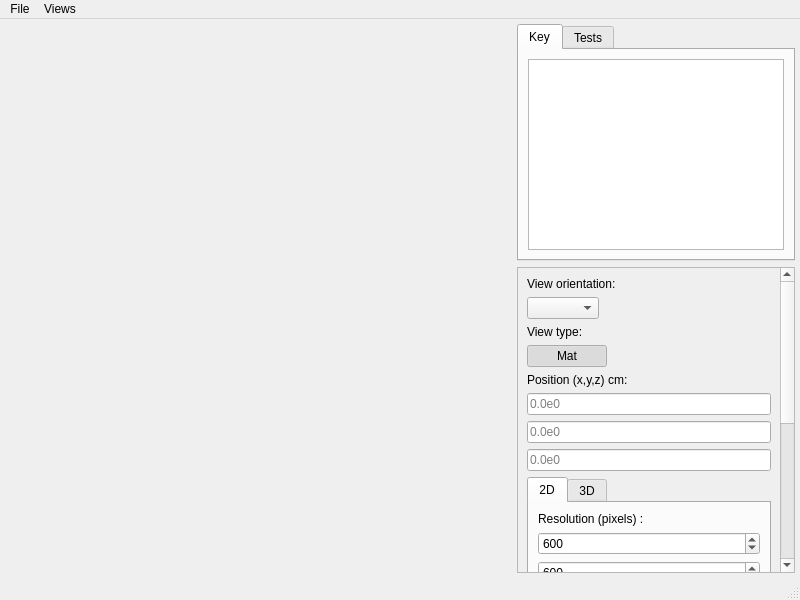
Old version of the form src/mainwindow.ui in the repository PenRed/GeometryViewer.
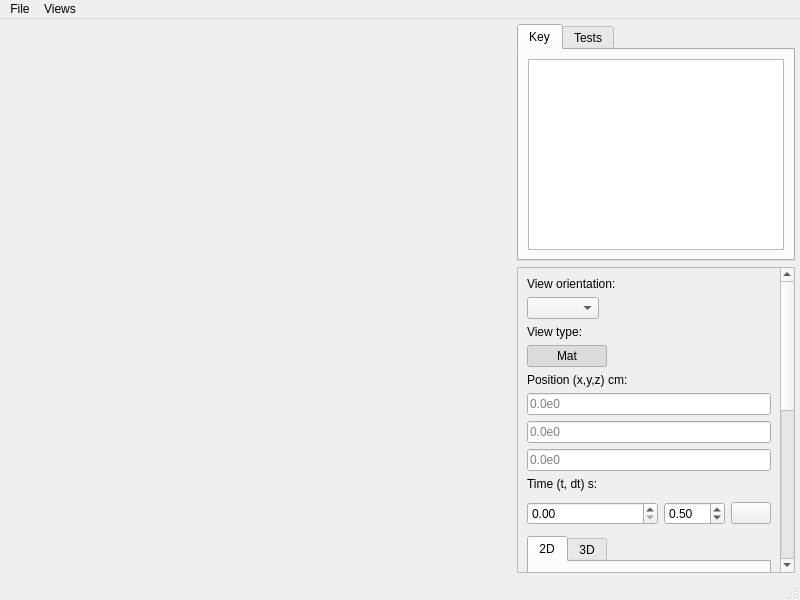
New version of the form. Icons and pictures are not drawn.

Commit message: Add time-dependent geometry visualization support

The edit to the form file:
```diff
--- a/src/mainwindow.ui
+++ b/src/mainwindow.ui
@@ -188,7 +188,7 @@
            <x>0</x>
            <y>0</y>
            <width>262</width>
-           <height>767</height>
+           <height>836</height>
           </rect>
          </property>
          <layout class="QVBoxLayout" name="verticalLayout_3">
@@ -307,6 +307,63 @@
             </item>
            </layout>
           </item>
+          <item>
+           <layout class="QVBoxLayout" name="verticalLayout_4">
+            <property name="topMargin">
+             <number>0</number>
+            </property>
+            <item>
+             <widget class="QLabel" name="label_4">
+              <property name="text">
+               <string>Time (t, dt) s:</string>
+              </property>
+             </widget>
+            </item>
+            <item>
+             <layout class="QHBoxLayout" name="horizontalLayout_3" stretch="5,2,1">
+              <property name="topMargin">
+               <number>5</number>
+              </property>
+              <property name="bottomMargin">
+               <number>5</number>
+              </property>
+              <item>
+               <widget class="QDoubleSpinBox" name="Tedit">
+                <property name="maximum">
+                 <double>100000.000000000000000</double>
+                </property>
+                <property name="singleStep">
+                 <double>0.100000000000000</double>
+                </property>
+               </widget>
+              </item>
+              <item>
+               <widget class="QDoubleSpinBox" name="TStepEdit">
+                <property name="minimum">
+                 <double>-99.000000000000000</double>
+                </property>
+                <property name="singleStep">
+                 <double>0.100000000000000</double>
+                </property>
+                <property name="value">
+                 <double>0.500000000000000</double>
+                </property>
+               </widget>
+              </item>
+              <item>
+               <widget class="QPushButton" name="playButton">
+                <property name="text">
+                 <string/>
+                </property>
+                <property name="icon">
+                 <iconset theme="QIcon::ThemeIcon::MediaPlaybackStart"/>
+                </property>
+               </widget>
+              </item>
+             </layout>
+            </item>
+           </layout>
+          </item>
           <item>
            <widget class="QTabWidget" name="parametersInput">
             <property name="currentIndex">
```
Left out of the diff: 18 changed lines with no effect on the pictures. The commit also changes 6 other files.
